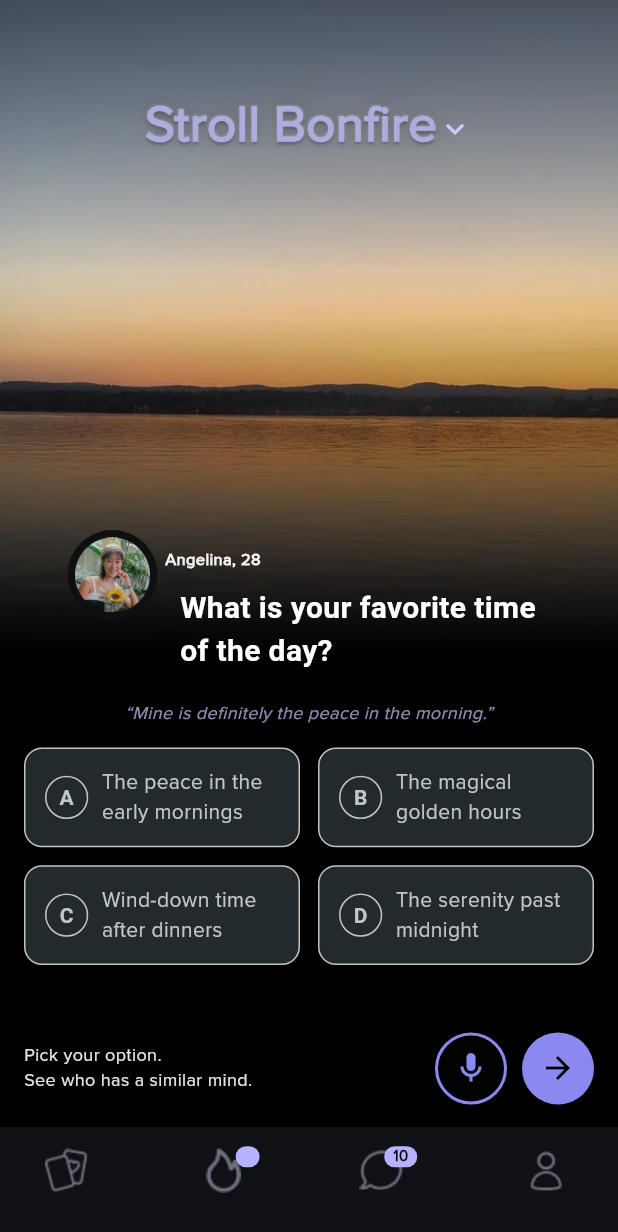
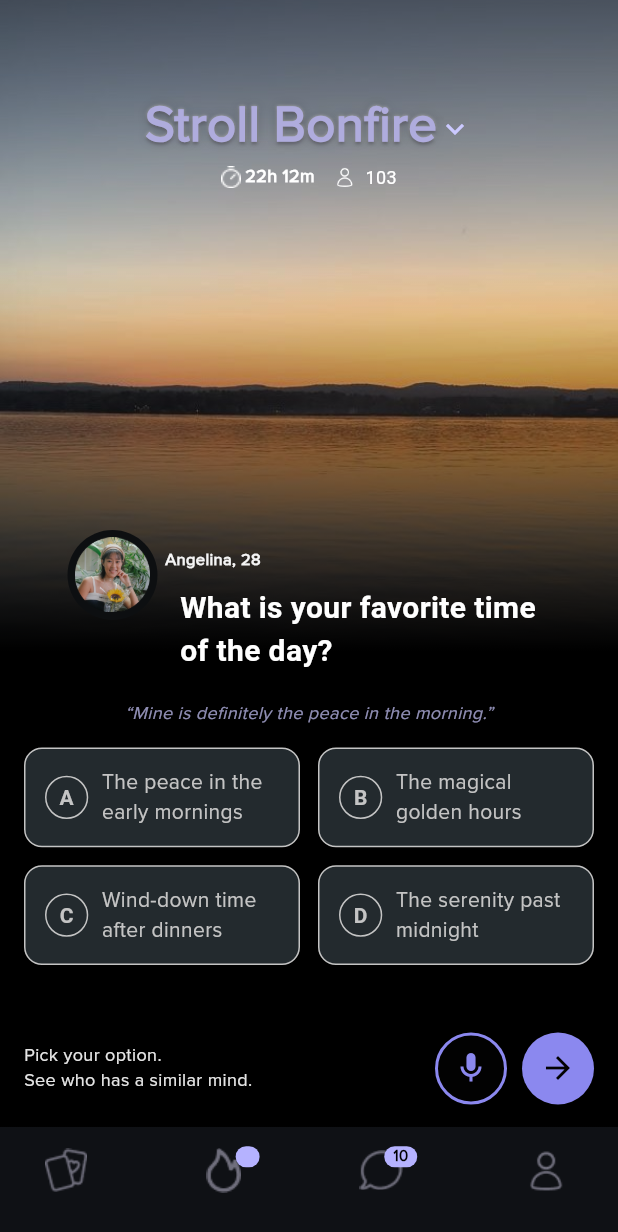
Before and after one commit to BriceJoshy/app, a Flutter app: the screen it shows after launch, on a phone screen of 412 x 824 dp. Shown: the top 1232 px of the screen. Run offline on Flutter 3.47's test engine with Material 3 defaults, Android fonts, the phone set to English and light mode, and no system bars; Roboto replaces fonts that are missing (Proxima Nova).

Commit message:
final room details added

```diff
--- a/lib/screen_1.dart
+++ b/lib/screen_1.dart
@@ -96,6 +96,56 @@ class Screen1 extends StatelessWidget {
                         )
                       ],
                     ),
+                    Row(
+                      crossAxisAlignment: CrossAxisAlignment.center,
+                      mainAxisAlignment: MainAxisAlignment.center,
+                      children: [
+                        // Clock Icon
+                        Image.asset(
+                          'assets/icons/clock.png',
+                          color: const Color(0xffFFFFFF),
+                        ),
+
+                        const SizedBox(
+                            width: 3), // Spacing between clock and time text
+
+                        // Time Text (22h 12m)
+                        const Text(
+                          '22h 12m',
+                          style: TextStyle(
+                              fontSize: 12,
+                              color: Color(0xffFFFFFF),
+                              fontFamily: 'Proxima',
+                              fontWeight: FontWeight.w600),
+                        ),
+
+                        const SizedBox(
+                            width: 9.73), // Spacing between time and image
+
+                        // Person Image (Circular image)
+                        ClipOval(
+                          child: Image.asset(
+                            'assets/icons/User.png', // Replace with your image path
+                            width: 20, // Image width
+                            height: 20, // Image height
+                            fit: BoxFit.cover,
+                            color: const Color(0xffFFFFFF),
+                          ),
+                        ),
+
+                        const SizedBox(
+                            width: 4), // Spacing between image and number
+
+                        // Number
+                        const Text(
+                          '103', // Example number
+                          style: TextStyle(
+                            fontSize: 12,
+                            color: Colors.white, // Text color
+                          ),
+                        ),
+                      ],
+                    )
                   ],
                 ),
               ),
```
Also changed, not shown: assets/icons/clock.png (added).
